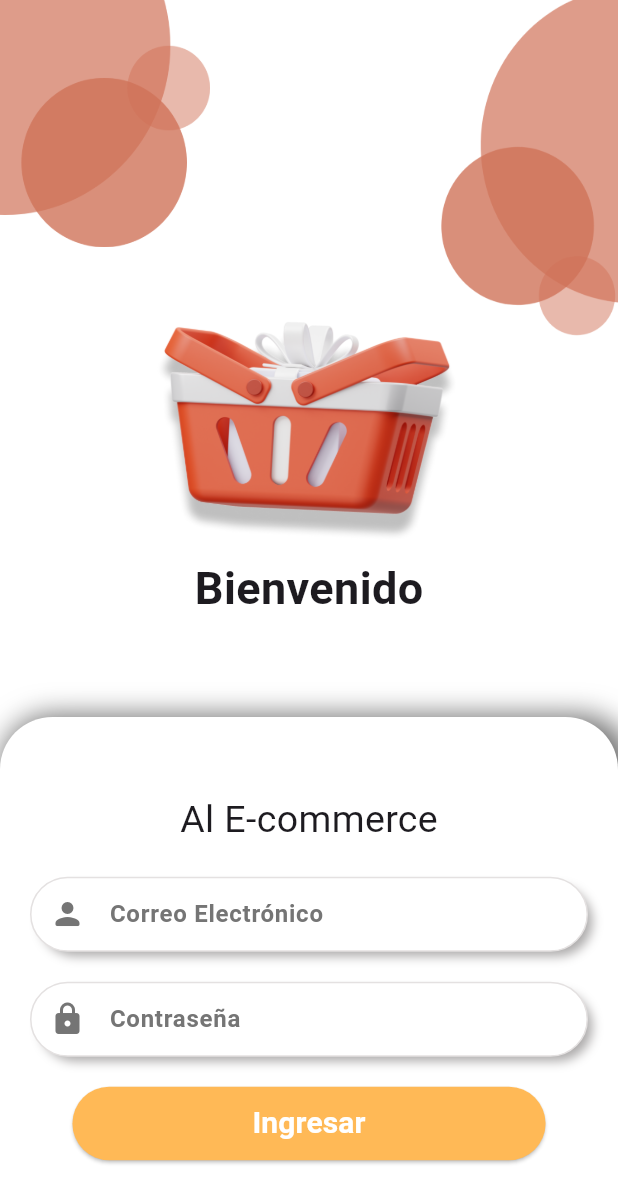
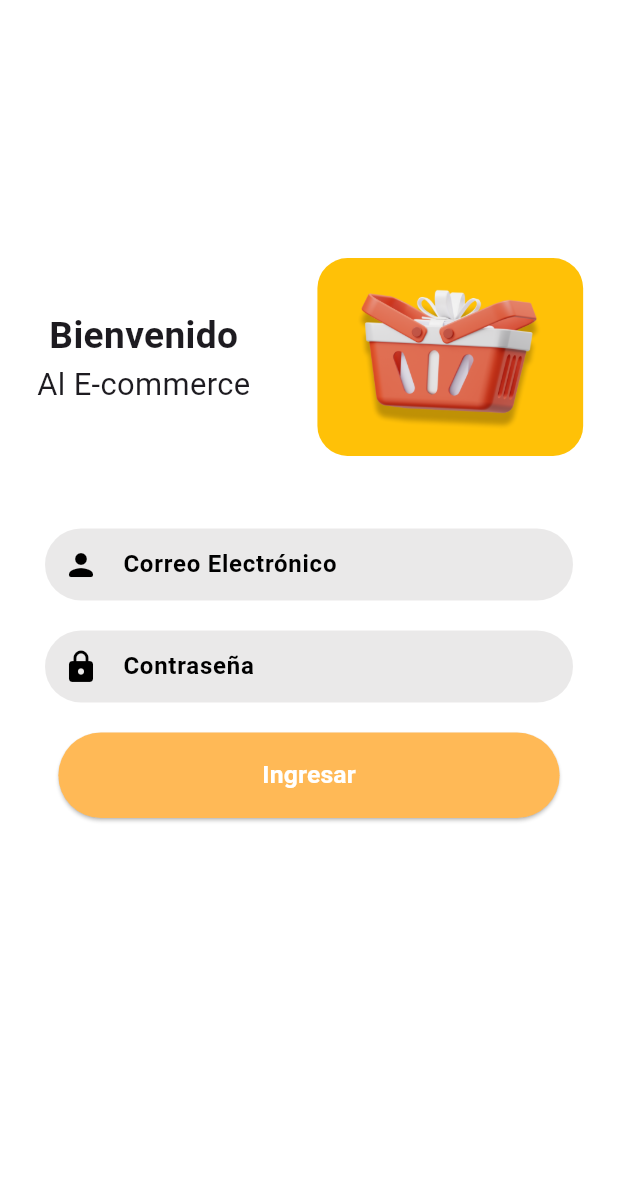
Before and after one commit to IngridFLG/Practica_Flutter, a Flutter app: the screen it shows after launch, on a phone screen of 412 x 824 dp. Shown: the top 1203 px of the screen. Run offline on Flutter 3.47's test engine with Material 2 defaults, Android fonts, the phone set to English and light mode, and no system bars.

Commit message:
screen 3 terminada

```diff
--- a/lib/main.dart
+++ b/lib/main.dart
@@ -1,5 +1,6 @@
 import 'package:ejercicio1/presentation/screens/screen_1.dart';
 import 'package:ejercicio1/presentation/screens/screen_2.dart';
+import 'package:ejercicio1/presentation/screens/screen_3.dart';
 import 'package:flutter/material.dart';
 
 void main() {
@@ -16,7 +17,7 @@ class MainApp extends StatelessWidget {
       theme: ThemeData(
         useMaterial3: true,
       ),
-      home: const LoginScreen(),
+      home: const EcommerceDos(),
     );
   }
 }
--- /dev/null
+++ b/lib/presentation/screens/screen_3.dart
@@ -0,0 +1,148 @@
+import 'package:flutter/material.dart';
+
+
+class EcommerceDos extends StatelessWidget {
+  const EcommerceDos({super.key});
+
+  @override
+  Widget build(BuildContext context) {
+    final media = MediaQuery.of(context).size;
+    return Scaffold(
+      body: SafeArea(
+        child: Container(
+          color: Colors.white,
+          child:  Column(
+            children: [
+              SizedBox(height: media.height*0.15,),
+              const Row(
+                children: [
+                  _Texto(),
+                  SizedBox(width: 20,),
+                  _Img1()
+                ],
+              ),
+              const _InputsLogin()
+            ],
+          ),
+        )
+      ),
+    );
+  }
+}
+
+class _Texto extends StatelessWidget {
+  const _Texto();
+
+  @override
+  Widget build(BuildContext context) {
+    final media = MediaQuery.of(context).size;
+    return Container(
+      padding: EdgeInsets.symmetric(vertical: media.height*0.1, horizontal: media.width*0.06),
+      child:  Column(
+        children: [
+          Text(
+            'Bienvenido',
+              style: TextStyle(
+                fontSize: media.width*0.06,
+                fontWeight: FontWeight.bold
+              ),
+            ),
+            Text(
+              'Al E-commerce',
+                style: TextStyle(
+                  fontSize: media.width*0.05
+                ),
+            )
+        ],
+      )
+    );
+  }
+}
+
+class _Img1 extends StatelessWidget {
+  const _Img1();
+
+  @override
+  Widget build(BuildContext context) {
+    final media = MediaQuery.of(context).size;
+    return Container(
+      width: media.width*0.43,
+      height: media.width*0.32,
+      decoration: BoxDecoration(
+        color: Colors.amber,
+        borderRadius: BorderRadius.circular(20)
+      ),
+      child: Image.asset('assets/img/iconLogin.png', fit: BoxFit.fill,),
+
+    );
+  }
+}
+
+class _InputsLogin extends StatelessWidget {
+  const _InputsLogin();
+
+  @override
+  Widget build(BuildContext context) {
+
+    final media = MediaQuery.of(context).size;
+
+    return Padding(
+      padding: const EdgeInsets.symmetric(horizontal: 30),
+      child: Column(
+        mainAxisAlignment: MainAxisAlignment.center,
+        children: [
+          Container(
+            decoration: BoxDecoration(
+              color: const Color.fromARGB(211, 230, 229, 229),
+              borderRadius: BorderRadius.circular(30),
+            ),
+
+            child: TextField(
+              decoration: InputDecoration(
+                labelText: 'Correo Electrónico',
+                contentPadding: const EdgeInsets.symmetric(vertical: 10),
+                labelStyle: const TextStyle(color: Colors.black, fontWeight: FontWeight.bold),
+                border: OutlineInputBorder(
+                  borderRadius: BorderRadius.circular(60),
+                  borderSide: BorderSide.none
+                ),
+                prefixIcon: const Icon(Icons.person_rounded, color: Colors.black,),
+              ),
+            ),
+          ),
+          const SizedBox(height: 20,),
+          Container(
+            decoration: BoxDecoration(
+              color: const Color.fromARGB(211, 230, 229, 229),
+              borderRadius: BorderRadius.circular(30),
+            ),
+            child: TextField(
+              decoration: InputDecoration(
+                labelText: 'Contraseña',
+                contentPadding: const EdgeInsets.symmetric(vertical: 10),
+                labelStyle: const TextStyle(color: Colors.black, fontWeight: FontWeight.bold),
+                border: OutlineInputBorder(
+                  borderRadius: BorderRadius.circular(60),
+                  borderSide: BorderSide.none
+
+                ),
+                prefixIcon: const Icon(Icons.lock_rounded, color: Colors.black,),
+              ),
+              obscureText: true,
+            ),
+          ),
+          const SizedBox(height: 20),
+          ElevatedButton(
+            onPressed: () {},
+            style: ElevatedButton.styleFrom(
+              backgroundColor: const Color(0XFFFFB956),
+              padding: EdgeInsets.symmetric(horizontal: media.width*0.33, vertical: media.height*0.02)
+
+            ),
+            child: Text('Ingresar' ,style: TextStyle(color: Colors.white, fontWeight: FontWeight.bold, fontSize: media.width*0.04),)
+            )
+        ],
+      )
+    );
+  }
+}
```
